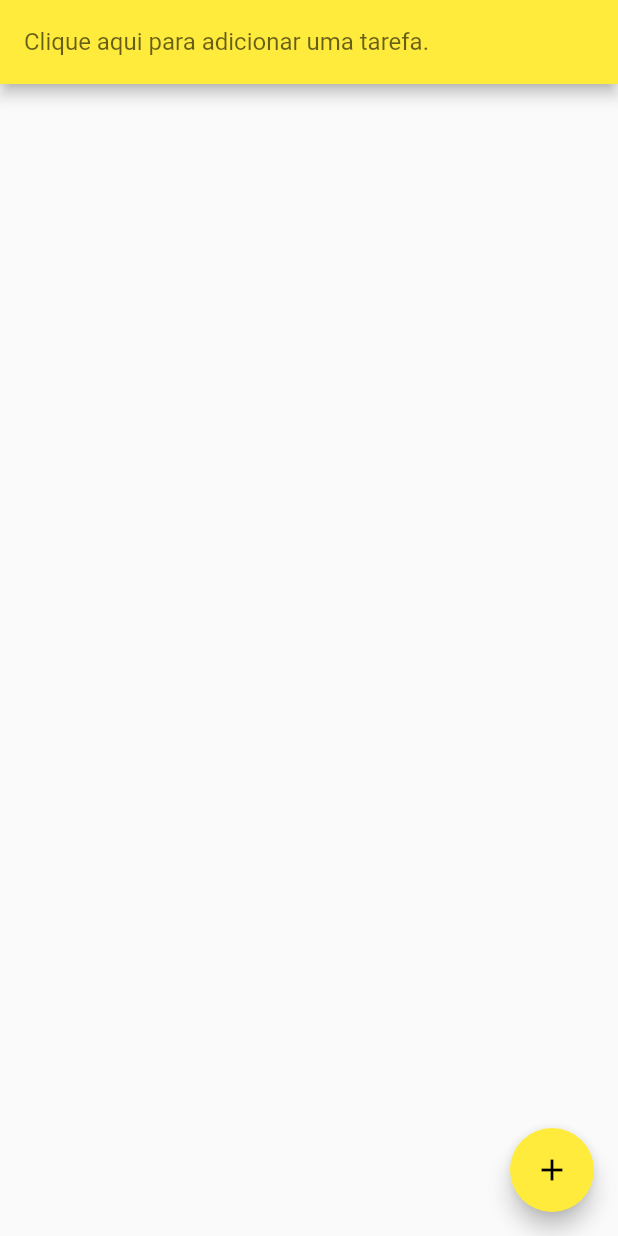
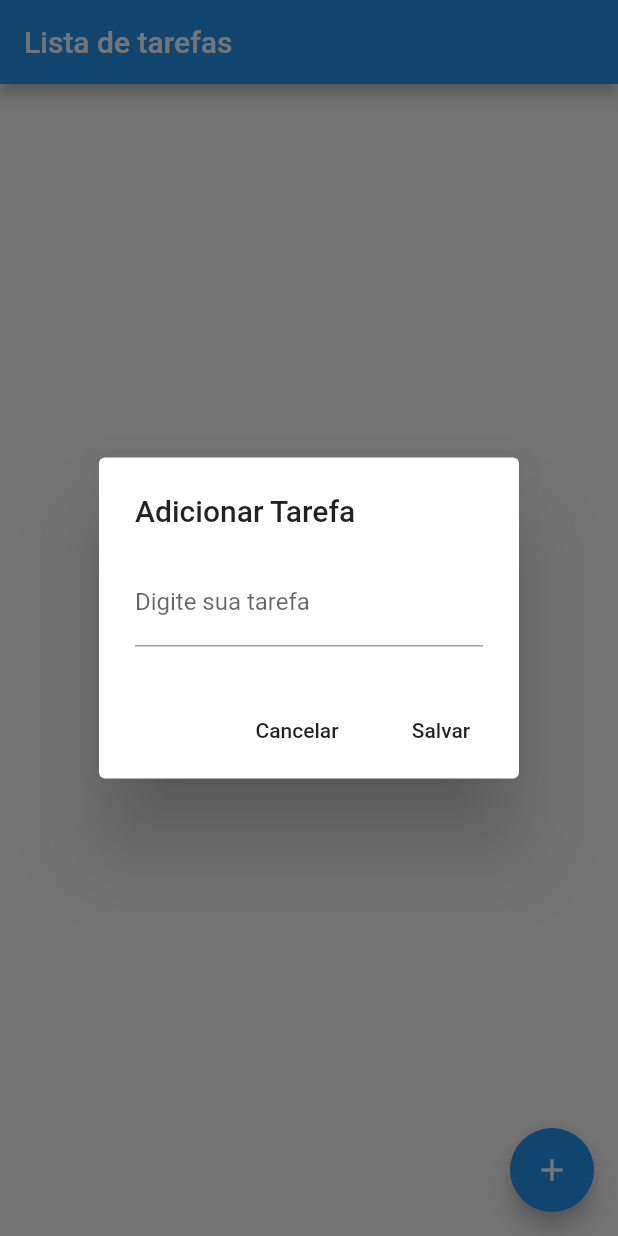
Before and after one commit to Hacerfak/flutter-todo-app, a Flutter app: the screen it shows after launch, after a tap on the "add" icon, on a phone screen of 412 x 824 dp. Run offline on Flutter 3.47's test engine with Material 2 defaults, Android fonts, the phone set to English and light mode, and no system bars.

Commit message:
Refatoração

```diff
--- a/lib/main.dart
+++ b/lib/main.dart
@@ -1,126 +1,10 @@
-import 'dart:convert';
 import 'package:flutter/material.dart';
-import 'package:todo/models/item.dart';
-import 'package:shared_preferences/shared_preferences.dart';
+import 'package:todo/models/Home.dart';
 
-void main() {
-  runApp(const App());
-}
-
-class App extends StatelessWidget {
-  const App({Key? key}) : super(key: key);
-
-  // This widget is the root of your application.
-  @override
-  Widget build(BuildContext context) {
-    return MaterialApp(
-      title: 'To Do App',
-      debugShowCheckedModeBanner: false,
-      theme: ThemeData(
-        // This is the theme of your application.
-        //
-        // Try running your application with "flutter run". You'll see the
-        // application has a blue toolbar. Then, without quitting the app, try
-        // changing the primarySwatch below to Colors.green and then invoke
-        // "hot reload" (press "r" in the console where you ran "flutter run",
-        // or simply save your changes to "hot reload" in a Flutter IDE).
-        // Notice that the counter didn't reset back to zero; the application
-        // is not restarted.
-        primarySwatch: Colors.yellow,
-      ),
-      home: HomePage(),
-    );
-  }
-}
-
-class HomePage extends StatefulWidget {
-  List<Item> items = [];
-
-  HomePage({Key? key}) : super(key: key) {
-    items = [];
-  }
-
-  @override
-  State<HomePage> createState() => _HomePageState();
-}
-
-class _HomePageState extends State<HomePage> {
-  _HomePageState() {
-    load();
-  }
-  var textController = TextEditingController();
-
-  Future load() async {
-    var preferences = await SharedPreferences.getInstance();
-    var data = preferences.getString('data');
-
-    if (data.isNotEmpty) {
-      Iterable jDecode = jsonDecode(data);
-      List<Item> itemLists = jDecode.map((x) => Item.fromJson(x)).toList();
-      setState(() {
-        widget.items = itemLists;
-      });
-    }
-  }
-
-  save() async {
-    var preferences = await SharedPreferences.getInstance();
-    await preferences.setString('data', jsonEncode(widget.items));
-  }
-
-  @override
-  Widget build(BuildContext context) {
-    return Scaffold(
-      appBar: AppBar(
-        title: TextFormField(
-          controller: textController,
-          keyboardType: TextInputType.text,
-          decoration: InputDecoration(
-            labelText: "Clique aqui para adicionar uma tarefa.",
-          ),
-        ),
-      ),
-      body: ListView.builder(
-        itemCount: widget.items.length,
-        itemBuilder: (BuildContext context, int index) {
-          final item = widget.items[index];
-          return Dismissible(
-            key: Key(index.toString()),
-            child: CheckboxListTile(
-              value: item.done,
-              onChanged: (value) {
-                setState(() {
-                  item.done = value;
-                  save();
-                });
-              },
-              title: Text(item.title),
-            ),
-            onDismissed: (direction) {
-              setState(() {
-                widget.items.removeAt(index);
-                save();
-              });
-            },
-            background: Container(
-              color: Colors.red,
-            ),
-          );
-        },
-      ),
-      floatingActionButton: FloatingActionButton(
-        onPressed: () {
-          if (textController.text.isEmpty) {
-            return;
-          }
-          setState(() {
-            widget.items.add(Item(textController.text, false));
-            textController.text = "";
-            save();
-          });
-        },
-        child: const Icon(Icons.add),
+void main() => runApp(
+      MaterialApp(
+        home: Home(),
+        title: "Lista de Tarefas",
+        debugShowCheckedModeBanner: false,
       ),
     );
-  }
-}
--- /dev/null
+++ b/lib/models/Home.dart
@@ -0,0 +1,201 @@
+import 'package:flutter/material.dart';
+import 'package:path_provider/path_provider.dart';
+import 'dart:io';
+import 'dart:async';
+import 'dart:convert';
+
+class Home extends StatefulWidget {
+  @override
+  _HomeState createState() => _HomeState();
+}
+
+class _HomeState extends State<Home> {
+  //Lista de tarefas, variáveis de uso comun
+  List _listaTarefas = [];
+  Map<String, dynamic> _ultimaTarefaRemovida = Map();
+  TextEditingController _controllerTarefa = TextEditingController();
+
+  Future<File> _getFile() async {
+    final diretorio = await getApplicationDocumentsDirectory();
+    return File("${diretorio.path}/dados.json");
+  }
+
+  _salvarTarefa() {
+    String textoDigitado = _controllerTarefa.text;
+
+    Map<String, dynamic> tarefa = Map();
+    tarefa["titulo"] = textoDigitado;
+    tarefa["realizada"] = false;
+
+    setState(() {
+      _listaTarefas.add(tarefa);
+    });
+    _salvarArquivo();
+
+    _controllerTarefa.text = "";
+  }
+
+  _salvarArquivo() async {
+    var arquivo = await _getFile();
+
+    String dados = json.encode(_listaTarefas);
+    arquivo.writeAsString(dados);
+  }
+
+  _lerArquivo() async {
+    try {
+      final arquivo = await _getFile();
+      return arquivo.readAsString();
+    } catch (e) {
+      return null;
+    }
+  }
+
+  @override
+  void initState() {
+    super.initState();
+
+    _lerArquivo().then((dados) {
+      setState(() {
+        _listaTarefas = json.decode(dados);
+      });
+    });
+  }
+
+  Widget criarItemLista(context, index) {
+    Color _getColor(BuildContext context) {
+      return _listaTarefas[index]['realizada'] //
+          ? Colors.black54
+          : Theme.of(context).primaryColor;
+    }
+
+    TextStyle? _getTextStyle(BuildContext context) {
+      if (!_listaTarefas[index]['realizada']) return null;
+
+      return const TextStyle(
+        color: Colors.black54,
+        decoration: TextDecoration.lineThrough,
+      );
+    }
+
+    return Dismissible(
+      key: Key(DateTime.now().millisecondsSinceEpoch.toString()),
+      //direction: DismissDirection.endToStart,
+      onDismissed: (direction) {
+        //recuperar último item excluído
+        _ultimaTarefaRemovida = _listaTarefas[index];
+
+        //Remove item da lista
+        _listaTarefas.removeAt(index);
+        _salvarArquivo();
+
+        //snackbar
+        final snackbar = SnackBar(
+          //backgroundColor: Colors.green,
+          duration: Duration(seconds: 5),
+          content: Text("Tarefa removida!!"),
+          action: SnackBarAction(
+              label: "Desfazer",
+              onPressed: () {
+                //Insere novamente item removido na lista
+                setState(() {
+                  _listaTarefas.insert(index, _ultimaTarefaRemovida);
+                });
+                _salvarArquivo();
+              }),
+        );
+
+        Scaffold.of(context).showSnackBar(snackbar);
+      },
+      background: Container(
+        color: Colors.red,
+        padding: EdgeInsets.all(16),
+        child: Row(
+          mainAxisAlignment: MainAxisAlignment.end,
+          children: <Widget>[
+            Icon(
+              Icons.delete,
+              color: Colors.white,
+            )
+          ],
+        ),
+      ),
+      child: ListTile(
+        title: Text(
+          _listaTarefas[index]['titulo'],
+          style: _getTextStyle(context),
+        ),
+        leading: CircleAvatar(
+          backgroundColor: _getColor(context),
+          //child: Text(_listaTarefas[index]['titulo'][0]),
+          child: const Icon(Icons.star),
+        ),
+        onTap: () {
+          setState(() {
+            if (!_listaTarefas[index]['realizada']) {
+              _listaTarefas[index]['realizada'] = true;
+            } else {
+              _listaTarefas[index]['realizada'] = false;
+            }
+          });
+
+          _salvarArquivo();
+        },
+      ),
+    );
+  }
+
+  @override
+  Widget build(BuildContext context) {
+    //_salvarArquivo();
+    //print("itens: " + DateTime.now().millisecondsSinceEpoch.toString() );
+
+    return Scaffold(
+      appBar: AppBar(
+        title: Text("Lista de tarefas"),
+        //backgroundColor: Colors.yellow,
+      ),
+      floatingActionButtonLocation: FloatingActionButtonLocation.endFloat,
+      floatingActionButton: FloatingActionButton(
+          child: Icon(Icons.add),
+          //backgroundColor: Colors.yellow,
+          onPressed: () {
+            showDialog(
+                context: context,
+                builder: (context) {
+                  return AlertDialog(
+                    title: Text("Adicionar Tarefa"),
+                    content: TextField(
+                      controller: _controllerTarefa,
+                      decoration:
+                          InputDecoration(labelText: "Digite sua tarefa"),
+                      onChanged: (text) {},
+                    ),
+                    actions: <Widget>[
+                      FlatButton(
+                        child: Text("Cancelar"),
+                        onPressed: () => Navigator.pop(context),
+                      ),
+                      FlatButton(
+                        child: Text("Salvar"),
+                        onPressed: () {
+                          //salvar
+                          _salvarTarefa();
+                          Navigator.pop(context);
+                        },
+                      )
+                    ],
+                  );
+                });
+          }),
+      body: Column(
+        children: <Widget>[
+          Expanded(
+            child: ListView.builder(
+                itemCount: _listaTarefas.length, itemBuilder: criarItemLista),
+          )
+        ],
+      ),
+    );
+  }
+}
--- a/lib/models/item.dart
+++ /dev/null
@@ -1,18 +0,0 @@
-class Item {
-  late String title;
-  late bool? done;
-
-  Item(this.title, this.done);
-
-  Item.fromJson(Map<String, dynamic> json) {
-    title = json['title'];
-    done = json['done'];
-  }
-
-  Map<String, dynamic> toJson() {
-    final Map<String, dynamic> data = new Map<String, dynamic>();
-    data['title'] = this.title;
-    data['done'] = this.done;
-    return data;
-  }
-}
--- a/pubspec.yaml
+++ b/pubspec.yaml
@@ -34,7 +34,7 @@ dependencies:
   # The following adds the Cupertino Icons font to your application.
   # Use with the CupertinoIcons class for iOS style icons.
   cupertino_icons: ^1.0.2
-  shared_preferences: ^0.5.3
+  path_provider: ^2.0.9
 
 dev_dependencies:
   flutter_test:
```
Also changed, not shown: pubspec.lock.
